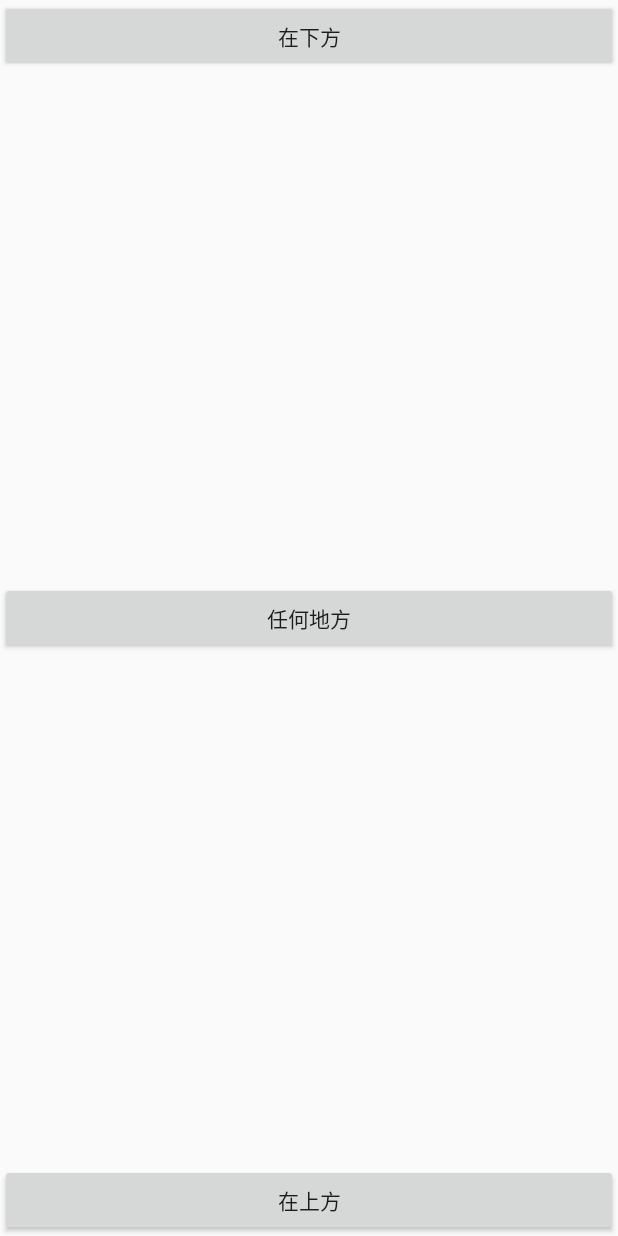
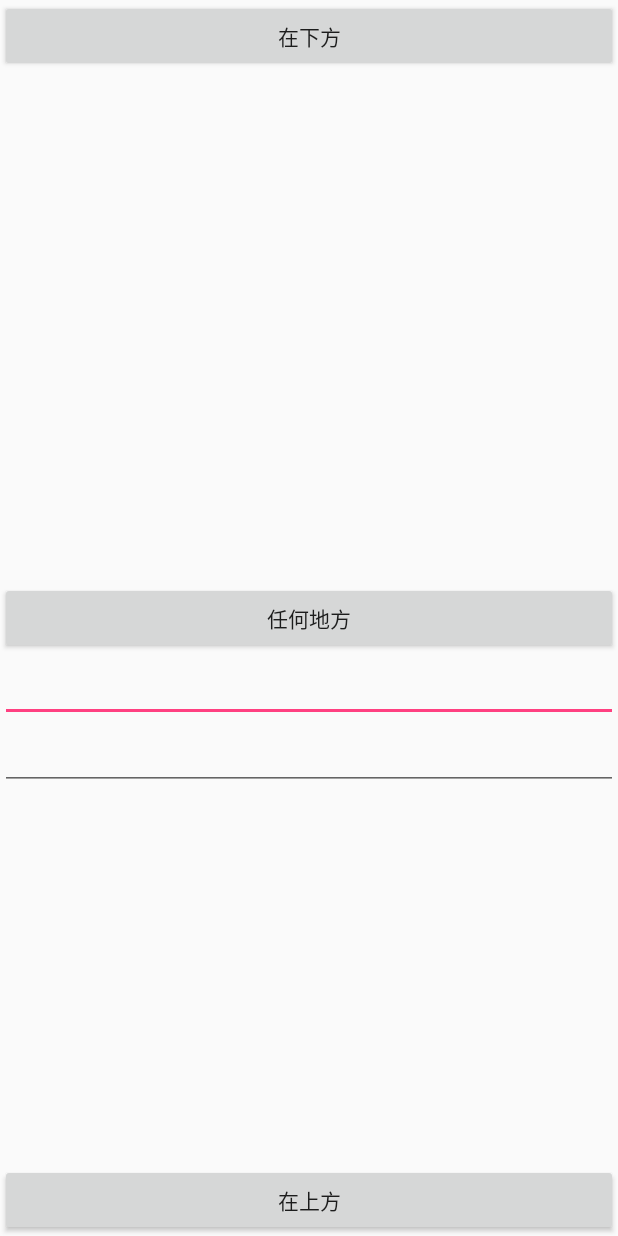
Before and after one commit to gzfgeh/AndroidDemo, an Android app: the PopupWindowActivity screen opened directly, with no data from a screen before it, on a phone screen of 412 x 824 dp. Run offline under Robolectric (Android 15) with nearby library versions, the phone set to English and light mode, and no system bars; our stand-ins replace ButterKnife.

```diff
--- a/app/src/main/java/com/gzfgeh/CustomChart/TouchLine.java
+++ b/app/src/main/java/com/gzfgeh/CustomChart/TouchLine.java
@@ -68,6 +68,7 @@ public class TouchLine{
         this.valueY = valueY;
         this.x = chartComputator.computeRawX(valueX);
         this.y = chartComputator.computeRawY(valueY);
+        LogUtils.i("--x:" + x + "----y:" + y);
     }
 
     public LineChartData getData() {
--- a/app/src/main/java/com/gzfgeh/CustomPopupWindow/PopupWindowActivity.java
+++ b/app/src/main/java/com/gzfgeh/CustomPopupWindow/PopupWindowActivity.java
@@ -4,11 +4,14 @@ import android.app.Activity;
 import android.os.Bundle;
 import android.view.Gravity;
 import android.view.LayoutInflater;
+import android.view.MotionEvent;
 import android.view.View;
 import android.widget.Button;
+import android.widget.EditText;
 import android.widget.LinearLayout;
 import android.widget.PopupWindow;
 
+import com.gzfgeh.LogUtils;
 import com.gzfgeh.R;
 
 import butterknife.Bind;
@@ -25,8 +28,18 @@ public class PopupWindowActivity extends Activity {
     Button centerPos;
     @Bind(R.id.any_pos)
     Button anyPos;
+    @Bind(R.id.editX)
+    EditText editX;
+    @Bind(R.id.editY)
+    EditText editY;
 
     private PopupWindow popupWindow;
+
+    @Override
+    public boolean onTouchEvent(MotionEvent event) {
+        LogUtils.i("--eventX:" + event.getX() + "-----eventY:" + event.getY());
+        return super.onTouchEvent(event);
+    }
 
     @Override
     protected void onCreate(Bundle savedInstanceState) {
@@ -58,9 +71,13 @@ public class PopupWindowActivity extends Activity {
                     View contentView = LayoutInflater.from(v.getContext()).inflate(R.layout.pop_up_content, null);
                     popupWindow = new PopupWindow(contentView, LinearLayout.LayoutParams.WRAP_CONTENT, LinearLayout.LayoutParams.WRAP_CONTENT);
                     View rootView = LayoutInflater.from(v.getContext()).inflate(R.layout.activity_pop_up, null);
-                    popupWindow.showAtLocation(rootView, Gravity.CENTER, 200, 400);
+                    popupWindow.showAsDropDown(upPos,
+                            Integer.valueOf(editX.getText().toString()),
+                            Integer.valueOf(editY.getText().toString()) - upPos.getHeight());
                 }
             }
         });
+
+
     }
 }
--- a/app/src/main/res/layout/activity_pop_up.xml
+++ b/app/src/main/res/layout/activity_pop_up.xml
@@ -23,4 +23,15 @@
         android:text="任何地方"
         android:layout_centerInParent="true"/>
 
+    <EditText
+        android:layout_width="match_parent"
+        android:layout_height="wrap_content"
+        android:id="@+id/editX"
+        android:layout_below="@+id/any_pos"/>
+    <EditText
+        android:layout_width="match_parent"
+        android:layout_height="wrap_content"
+        android:id="@+id/editY"
+        android:layout_below="@+id/editX"/>
+
 </RelativeLayout>
```
Also changed, not shown: 2 other files.
